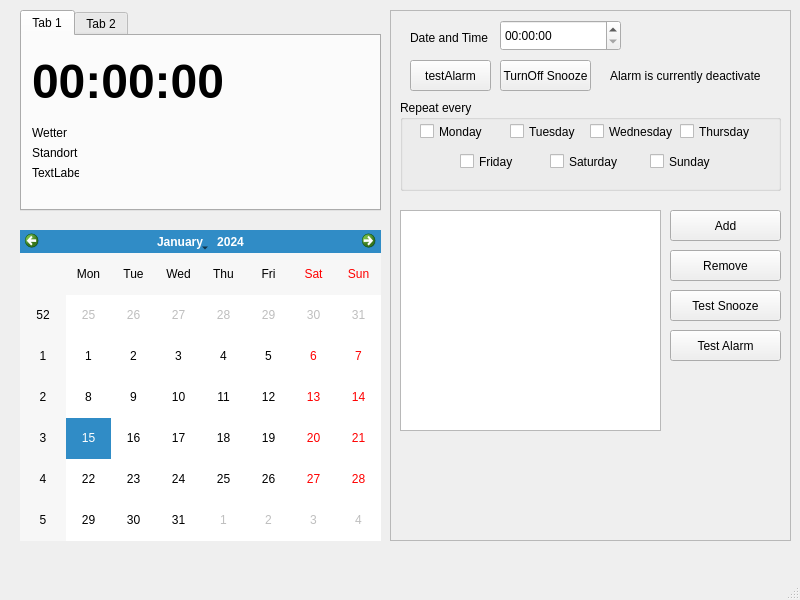
This is Software/mainwindow.ui in yosuasentosa/weather-calender-app as Qt 5 draws it before an edit. The edited form follows.
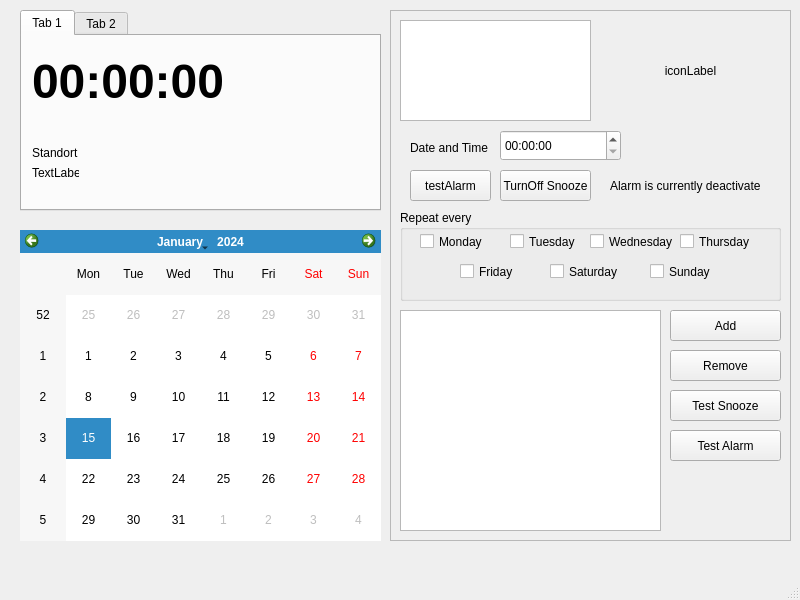
This is the edited form.

The edit to the form file:
```diff
--- a/Software/mainwindow.ui
+++ b/Software/mainwindow.ui
@@ -50,20 +50,7 @@
        <string>00:00:00</string>
       </property>
      </widget>
-     <widget class="QLabel" name="label_4">
-      <property name="geometry">
-       <rect>
-        <x>10</x>
-        <y>90</y>
-        <width>47</width>
-        <height>13</height>
-       </rect>
-      </property>
-      <property name="text">
-       <string>Wetter</string>
-      </property>
-     </widget>
-     <widget class="QLabel" name="label_5">
+     <widget class="QLabel" name="ortLabel">
       <property name="geometry">
        <rect>
         <x>10</x>
@@ -161,7 +148,7 @@
      <property name="geometry">
       <rect>
        <x>10</x>
-       <y>90</y>
+       <y>200</y>
        <width>381</width>
        <height>91</height>
       </rect>
@@ -265,7 +252,7 @@
      <property name="geometry">
       <rect>
        <x>10</x>
-       <y>200</y>
+       <y>300</y>
        <width>261</width>
        <height>221</height>
       </rect>
@@ -275,7 +262,7 @@
      <property name="geometry">
       <rect>
        <x>280</x>
-       <y>240</y>
+       <y>340</y>
        <width>111</width>
        <height>31</height>
       </rect>
@@ -288,7 +275,7 @@
      <property name="geometry">
       <rect>
        <x>280</x>
-       <y>200</y>
+       <y>300</y>
        <width>111</width>
        <height>31</height>
       </rect>
@@ -301,7 +288,7 @@
      <property name="geometry">
       <rect>
        <x>20</x>
-       <y>20</y>
+       <y>130</y>
        <width>91</width>
        <height>16</height>
       </rect>
@@ -314,7 +301,7 @@
      <property name="geometry">
       <rect>
        <x>280</x>
-       <y>280</y>
+       <y>380</y>
        <width>111</width>
        <height>31</height>
       </rect>
@@ -327,7 +314,7 @@
      <property name="geometry">
       <rect>
        <x>110</x>
-       <y>10</y>
+       <y>120</y>
        <width>121</width>
        <height>31</height>
       </rect>
@@ -337,7 +324,7 @@
      <property name="geometry">
       <rect>
        <x>280</x>
-       <y>320</y>
+       <y>420</y>
        <width>111</width>
        <height>31</height>
       </rect>
@@ -350,7 +337,7 @@
      <property name="geometry">
       <rect>
        <x>110</x>
-       <y>50</y>
+       <y>160</y>
        <width>91</width>
        <height>31</height>
       </rect>
@@ -363,7 +350,7 @@
      <property name="geometry">
       <rect>
        <x>20</x>
-       <y>50</y>
+       <y>160</y>
        <width>81</width>
        <height>31</height>
       </rect>
@@ -376,7 +363,7 @@
      <property name="geometry">
       <rect>
        <x>220</x>
-       <y>50</y>
+       <y>160</y>
        <width>151</width>
        <height>31</height>
       </rect>
@@ -385,6 +372,44 @@
       <string>Alarm is currently deactivated</string>
      </property>
     </widget>
+    <widget class="QTextEdit" name="wetterText">
+     <property name="geometry">
+      <rect>
+       <x>10</x>
+       <y>10</y>
+       <width>191</width>
+       <height>101</height>
+      </rect>
+     </property>
+     <property name="autoFillBackground">
+      <bool>false</bool>
+     </property>
+     <property name="styleSheet">
+      <string notr="true">background-color: rgb();</string>
+     </property>
+    </widget>
+    <widget class="QLabel" name="iconLabel">
+     <property name="geometry">
+      <rect>
+       <x>230</x>
+       <y>10</y>
+       <width>141</width>
+       <height>101</height>
+      </rect>
+     </property>
+     <property name="styleSheet">
+      <string notr="true">background-color: rgb();</string>
+     </property>
+     <property name="text">
+      <string>iconLabel</string>
+     </property>
+     <property name="scaledContents">
+      <bool>true</bool>
+     </property>
+     <property name="alignment">
+      <set>Qt::AlignCenter</set>
+     </property>
+    </widget>
    </widget>
    <widget class="QCalendarWidget" name="calendarWidget">
     <property name="geometry">
```
Left out of the diff: 2 changed lines with no effect on the pictures.
